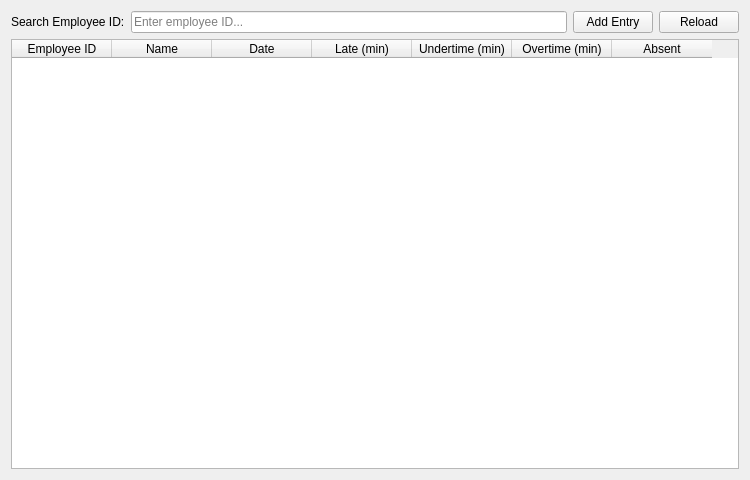
This is UI/Dialogs/attendance_list_widget.ui in Justin-Kuchmy/JustPay_App as Qt 5 draws it before an edit. The edited form follows.
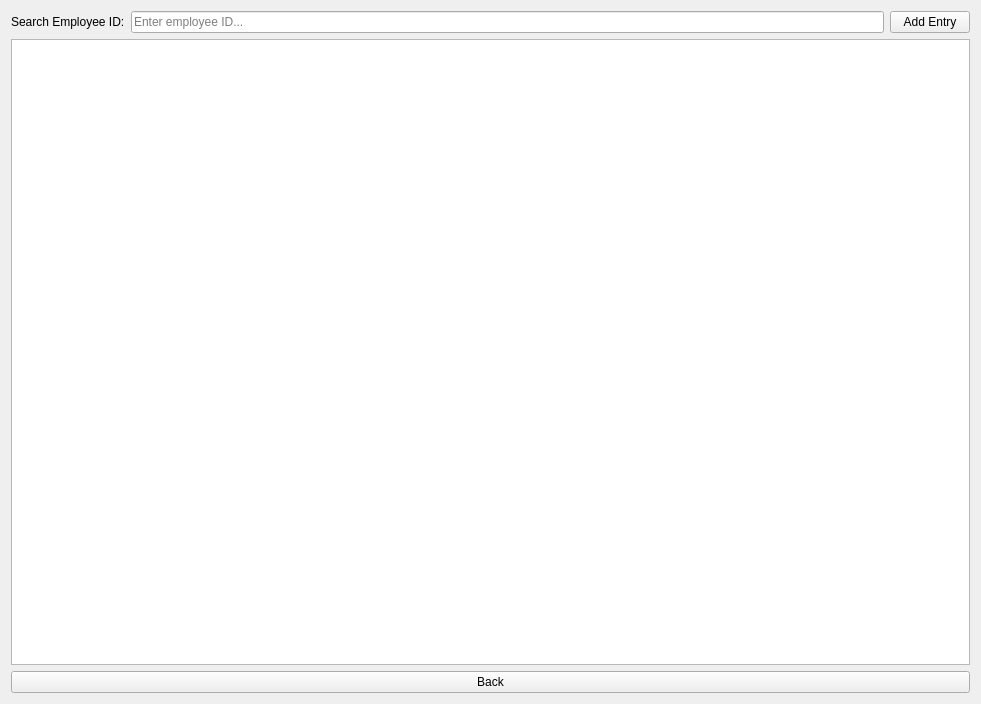
This is the edited form.

Commit message: changed from table widget to table view

```diff
--- a/UI/Dialogs/attendance_list_widget.ui
+++ b/UI/Dialogs/attendance_list_widget.ui
@@ -6,8 +6,8 @@
    <rect>
     <x>0</x>
     <y>0</y>
-    <width>750</width>
-    <height>480</height>
+    <width>981</width>
+    <height>704</height>
    </rect>
   </property>
   <layout class="QVBoxLayout" name="verticalLayout">
@@ -34,67 +34,16 @@
        </property>
       </widget>
      </item>
-     <item>
-      <widget class="QPushButton" name="btnReload">
-       <property name="text">
-        <string>Reload</string>
-       </property>
-      </widget>
-     </item>
     </layout>
    </item>
    <item>
-    <widget class="QTableWidget" name="tableAttendance">
-     <property name="editTriggers">
-      <set>QAbstractItemView::NoEditTriggers</set>
+    <widget class="QTableView" name="attendanceLogTableView"/>
+   </item>
+   <item>
+    <widget class="QPushButton" name="backButton">
+     <property name="text">
+      <string>Back</string>
      </property>
-     <property name="selectionMode">
-      <enum>QAbstractItemView::SingleSelection</enum>
-     </property>
-     <property name="selectionBehavior">
-      <enum>QAbstractItemView::SelectRows</enum>
-     </property>
-     <property name="rowCount">
-      <number>0</number>
-     </property>
-     <property name="columnCount">
-      <number>7</number>
-     </property>
-     <column>
-      <property name="text">
-       <string>Employee ID</string>
-      </property>
-     </column>
-     <column>
-      <property name="text">
-       <string>Name</string>
-      </property>
-     </column>
-     <column>
-      <property name="text">
-       <string>Date</string>
-      </property>
-     </column>
-     <column>
-      <property name="text">
-       <string>Late (min)</string>
-      </property>
-     </column>
-     <column>
-      <property name="text">
-       <string>Undertime (min)</string>
-      </property>
-     </column>
-     <column>
-      <property name="text">
-       <string>Overtime (min)</string>
-      </property>
-     </column>
-     <column>
-      <property name="text">
-       <string>Absent</string>
-      </property>
-     </column>
     </widget>
    </item>
   </layout>
```
Left out of the diff: 2 changed lines with no effect on the pictures.
